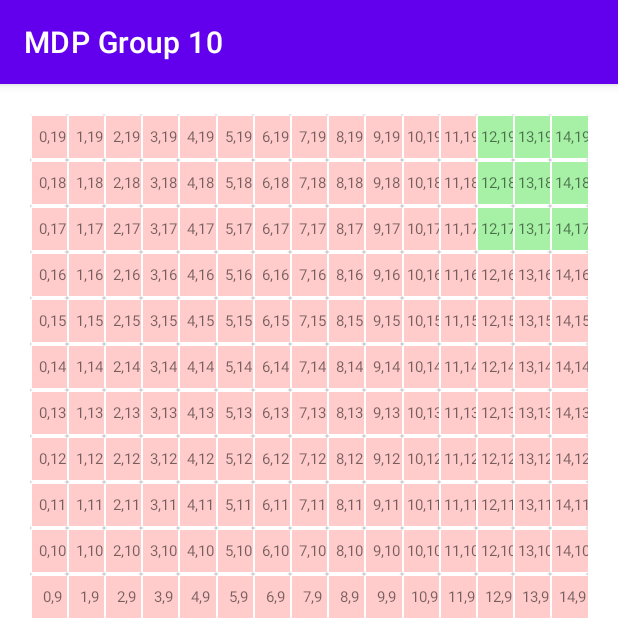
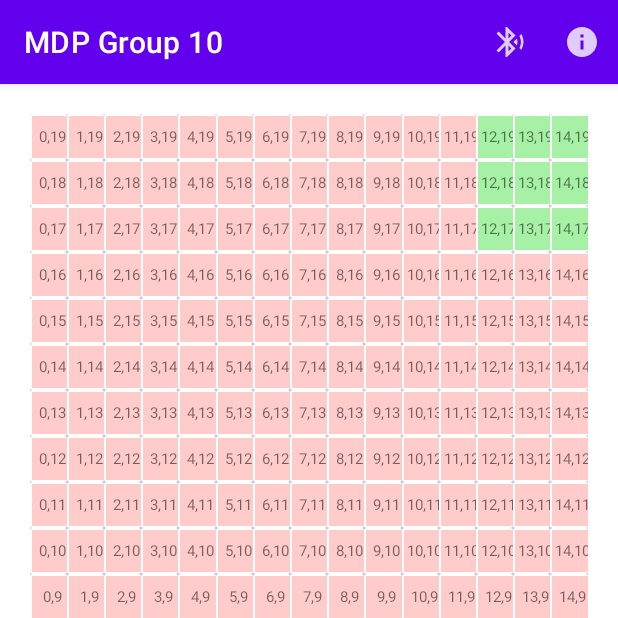
Before and after one commit to guptajay/MDP_AndroidApp, an Android app: the screen it shows after launch (MainActivity), on a phone screen of 412 x 824 dp, the top half of it. Run offline under Robolectric (Android 15) with nearby library versions, the phone set to English and light mode, and no system bars.

Commit message:
Display Waypoint, Startpoint info & bluetooth icon (#4)

```diff
--- a/app/src/main/java/com/jaygupta/mdpgroup10/MainActivity.java
+++ b/app/src/main/java/com/jaygupta/mdpgroup10/MainActivity.java
@@ -1,10 +1,17 @@
 package com.jaygupta.mdpgroup10;
 
+import android.content.DialogInterface;
 import android.os.Bundle;
+import android.view.Menu;
+import android.view.MenuInflater;
+import android.view.MenuItem;
 
+import androidx.annotation.NonNull;
 import androidx.appcompat.app.AppCompatActivity;
 import androidx.recyclerview.widget.GridLayoutManager;
 import androidx.recyclerview.widget.RecyclerView;
+
+import com.google.android.material.dialog.MaterialAlertDialogBuilder;
 
 import java.util.ArrayList;
 
@@ -34,4 +41,31 @@ public class MainActivity extends AppCompatActivity {
         Util.initGoal(mazeCells);
         adapter.notifyDataSetChanged();
     }
+
+    @Override
+    public boolean onCreateOptionsMenu(Menu menu) {
+        MenuInflater inflater = getMenuInflater();
+        inflater.inflate(R.menu.main_menu, menu);
+        return true;
+    }
+
+    @Override
+    public boolean onOptionsItemSelected(@NonNull MenuItem item) {
+        CharSequence[] infoItem = new CharSequence[]{"Fastest-Path Waypoint: [" + Util.getWayPoint() + "]", "Start Coordinate: [" + Util.getStartPoint() + "]"};
+        switch (item.getItemId()) {
+            case R.id.information:
+                MaterialAlertDialogBuilder builder = new MaterialAlertDialogBuilder(this);
+                builder.setTitle("Information");
+                builder.setItems(infoItem, new DialogInterface.OnClickListener() {
+                    @Override
+                    public void onClick(DialogInterface dialog, int which) {
+
+                    }
+                });
+                builder.show();
+                return true;
+            default:
+                return super.onOptionsItemSelected(item);
+        }
+    }
 }
--- a/app/src/main/java/com/jaygupta/mdpgroup10/Util.java
+++ b/app/src/main/java/com/jaygupta/mdpgroup10/Util.java
@@ -4,23 +4,23 @@ import java.util.ArrayList;
 
 public class Util {
 
-    static String wayPoint;
-    static String currentPoint = "0,0";
+    static String wayPoint = "Not Selected";
+    static String startPoint = "0,0";
 
     public static void setWayPoint(String wP) {
         wayPoint = wP;
     }
 
-    public static void setCurrentPoint(String sP) {
-        currentPoint = sP;
+    public static void setStartPoint(String sP) {
+        startPoint = sP;
     }
 
     public static String getWayPoint() {
         return wayPoint;
     }
 
-    public static String getCurrentPoint() {
-        return currentPoint;
+    public static String getStartPoint() {
+        return startPoint;
     }
 
     public static void initMaze(ArrayList<mazeCell> m) {
@@ -72,7 +72,7 @@ public class Util {
         String botColor = "#FF726F";
         String mazeColor = "#FFCCCB";
 
-        int currentPosition = getPositionFromCoordinate(getCurrentPoint(), mazeCells);
+        int currentPosition = getPositionFromCoordinate(getStartPoint(), mazeCells);
 
         // Remove current position & add new position
         for(int i = 0; i <= 2; i++) {
@@ -90,7 +90,7 @@ public class Util {
             mazeCells.get(position - i).setBgColor(botColor);
         }
 
-        setCurrentPoint(mazeCells.get(position).getCellName());
+        setStartPoint(mazeCells.get(position).getCellName());
         mazeCells.get(position-29).setBgColor("#940008");
     }
 }
--- a/app/src/main/java/com/jaygupta/mdpgroup10/mazeRecViewAdapter.java
+++ b/app/src/main/java/com/jaygupta/mdpgroup10/mazeRecViewAdapter.java
@@ -59,7 +59,7 @@ public class mazeRecViewAdapter extends RecyclerView.Adapter<mazeRecViewAdapter.
                             case 1:
                                 Util.changeBotPosition(position, cells);
                                 notifyDataSetChanged();
-                                Snackbar.make(holder.parent, "Coordinate [" + Util.getCurrentPoint() + "] set as " + selectItem[which], Snackbar.LENGTH_LONG).show();
+                                Snackbar.make(holder.parent, "Coordinate [" + Util.getStartPoint() + "] set as " + selectItem[which], Snackbar.LENGTH_LONG).show();
                                 break;
                         }
                     }
--- /dev/null
+++ b/app/src/main/res/drawable-anydpi/ic_bluetooth.xml
@@ -0,0 +1,11 @@
+<vector xmlns:android="http://schemas.android.com/apk/res/android"
+    android:width="24dp"
+    android:height="24dp"
+    android:viewportWidth="24"
+    android:viewportHeight="24"
+    android:tint="#FFFFFF"
+    android:alpha="0.8">
+  <path
+      android:fillColor="@android:color/white"
+      android:pathData="M14.24,12.01l2.32,2.32c0.28,-0.72 0.44,-1.51 0.44,-2.33 0,-0.82 -0.16,-1.59 -0.43,-2.31l-2.33,2.32zM19.53,6.71l-1.26,1.26c0.63,1.21 0.98,2.57 0.98,4.02s-0.36,2.82 -0.98,4.02l1.2,1.2c0.97,-1.54 1.54,-3.36 1.54,-5.31 -0.01,-1.89 -0.55,-3.67 -1.48,-5.19zM15.71,7.71L10,2L9,2v7.59L4.41,5 3,6.41 8.59,12 3,17.59 4.41,19 9,14.41L9,22h1l5.71,-5.71 -4.3,-4.29 4.3,-4.29zM11,5.83l1.88,1.88L11,9.59L11,5.83zM12.88,16.29L11,18.17v-3.76l1.88,1.88z"/>
+</vector>
--- /dev/null
+++ b/app/src/main/res/drawable-anydpi/ic_information.xml
@@ -0,0 +1,11 @@
+<vector xmlns:android="http://schemas.android.com/apk/res/android"
+    android:width="24dp"
+    android:height="24dp"
+    android:viewportWidth="24"
+    android:viewportHeight="24"
+    android:tint="#FFFFFF"
+    android:alpha="0.8">
+  <path
+      android:fillColor="@android:color/white"
+      android:pathData="M12,2C6.48,2 2,6.48 2,12s4.48,10 10,10 10,-4.48 10,-10S17.52,2 12,2zM13,17h-2v-6h2v6zM13,9h-2L11,7h2v2z"/>
+</vector>
--- /dev/null
+++ b/app/src/main/res/menu/main_menu.xml
@@ -0,0 +1,14 @@
+<?xml version="1.0" encoding="utf-8"?>
+<menu xmlns:android="http://schemas.android.com/apk/res/android"
+    xmlns:app="http://schemas.android.com/apk/res-auto">
+    <item android:id="@+id/bluetooth"
+        android:title="@string/bluetooth"
+        android:icon="@drawable/ic_bluetooth"
+        app:showAsAction="ifRoom">
+    </item>
+    <item android:id="@+id/information"
+        android:title="@string/information"
+        android:icon="@drawable/ic_information"
+        app:showAsAction="ifRoom">
+    </item>
+</menu>
--- a/app/src/main/res/values/strings.xml
+++ b/app/src/main/res/values/strings.xml
@@ -3,4 +3,6 @@
     <string name="waypoint">Fastest-Path Waypoint</string>
     <string name="startpoint">Start Coordinate</string>
     <string name="point">Point</string>
+    <string name="information">Information</string>
+    <string name="bluetooth">Bluetooth</string>
 </resources>
```
Also changed, not shown: app/src/main/res/drawable-hdpi/ic_bluetooth.png (added), app/src/main/res/drawable-hdpi/ic_information.png (added), app/src/main/res/drawable-mdpi/ic_bluetooth.png (added), app/src/main/res/drawable-mdpi/ic_information.png (added), app/src/main/res/drawable-xhdpi/ic_bluetooth.png (added), app/src/main/res/drawable-xhdpi/ic_information.png (added), app/src/main/res/drawable-xxhdpi/ic_bluetooth.png (added), app/src/main/res/drawable-xxhdpi/ic_information.png (added).
